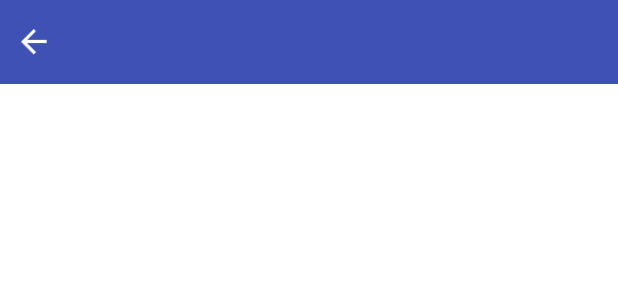
After one commit to zhaoch2014/collweather, an Android app: the layout choose_area.xml on its own in the app's theme, with its tools: preview values and no code run, on a phone screen of 412 x 824 dp. The commit adds this screen. Shown: the top 300 px of the screen. Run offline under Robolectric (Android 15) with nearby library versions, the phone set to English and light mode, and no system bars.

Commit message:
中间de 过程，2.5版本

```diff
--- a/app/src/main/AndroidManifest.xml
+++ b/app/src/main/AndroidManifest.xml
@@ -9,7 +9,7 @@
         android:label="@string/app_name"
         android:supportsRtl="true"
         android:theme="@style/AppTheme">
-        <activity android:name=".MainActivity">
+        <activity android:name="ui.activity.MainActivity">
             <intent-filter>
                 <action android:name="android.intent.action.MAIN" />
 
--- a/app/src/main/java/com/demo/zcollweather/MainActivity.java
+++ b/app/src/main/java/ui/activity/MainActivity.java
@@ -1,7 +1,9 @@
-package com.demo.zcollweather;
+package ui.activity;
 
 import android.support.v7.app.AppCompatActivity;
 import android.os.Bundle;
+
+import com.demo.zcollweather.R;
 
 public class MainActivity extends AppCompatActivity {
 
--- a/app/src/main/res/layout/activity_main.xml
+++ b/app/src/main/res/layout/activity_main.xml
@@ -8,7 +8,7 @@
     android:paddingLeft="@dimen/activity_horizontal_margin"
     android:paddingRight="@dimen/activity_horizontal_margin"
     android:paddingTop="@dimen/activity_vertical_margin"
-    tools:context="com.demo.zcollweather.MainActivity">
+    tools:context="com.demo.zcollweather.ui.activity.MainActivity">
 
     <TextView
         android:layout_width="wrap_content"
--- /dev/null
+++ b/app/src/main/res/layout/choose_area.xml
@@ -0,0 +1,36 @@
+<?xml version="1.0" encoding="utf-8"?>
+<LinearLayout xmlns:android="http://schemas.android.com/apk/res/android"
+    android:layout_width="match_parent"
+    android:layout_height="match_parent"
+    android:background="#fff"
+    android:orientation="vertical">
+
+    <RelativeLayout
+        android:layout_width="match_parent"
+        android:layout_height="?attr/actionBarSize"
+        android:background="?attr/colorPrimary">
+
+        <TextView
+            android:id="@+id/title_text"
+            android:layout_width="wrap_content"
+            android:layout_height="wrap_content"
+            android:layout_centerInParent="true"
+            android:textColor="#fff"
+            android:textSize="20sp" />
+
+        <Button
+            android:id="@+id/back_button"
+            android:layout_width="25dp"
+            android:layout_height="25dp"
+            android:layout_alignParentLeft="true"
+            android:layout_centerVertical="true"
+            android:layout_marginLeft="10dp"
+            android:background="@drawable/ic_back"
+
+            />
+    </RelativeLayout>
+    <ListView
+        android:id="@+id/list_view"
+        android:layout_width="match_parent"
+        android:layout_height="match_parent" />
+</LinearLayout>
```
Also changed, not shown: app/src/main/assets/litepal.xml (added, +13 -0 lines), app/src/main/java/db/City.java (+17 -2 lines), app/src/main/java/db/Country.java (+11 -0 lines), app/src/main/java/ui/fragment/ChooseAreaFragment.java (added, +135 -0 lines), app/src/main/java/util/HttpUtil.java (added, +19 -0 lines), app/src/main/java/util/Utility.java (added, +80 -0 lines), app/src/main/res/assets/litepal.xml (deleted, +0 -13 lines), app/src/main/res/drawable-nodpi/bg.jpg (added), app/src/main/res/drawable-xxhdpi/ic_back.png (added), app/src/main/res/drawable-xxhdpi/ic_home.png (added).
